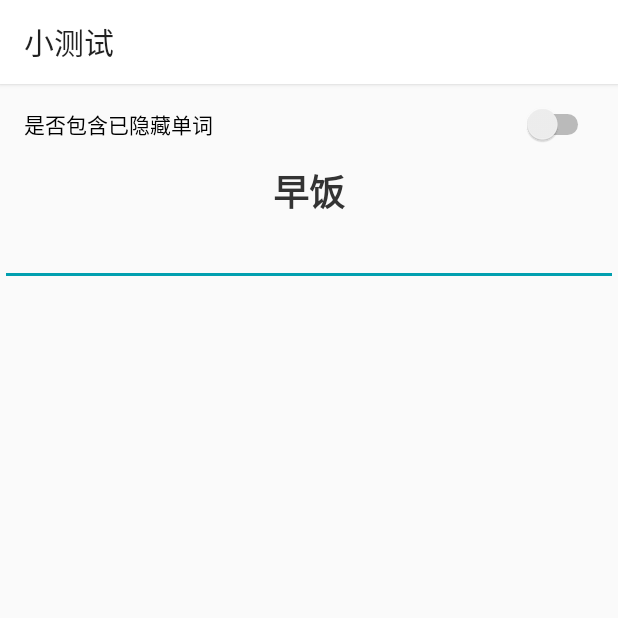
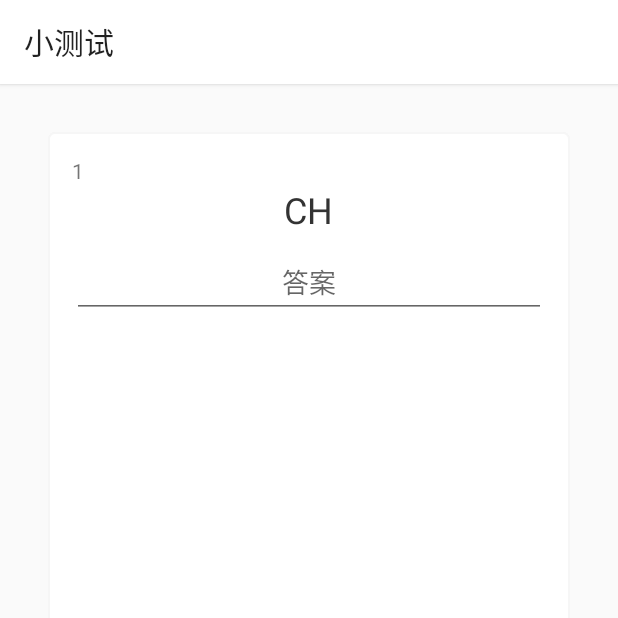
Before and after one commit to mmm3w/JLPT-Mitsuki, an Android app: the TestingActivity screen opened directly, with no data from a screen before it, on a phone screen of 412 x 824 dp, the top half of it. Run offline under Robolectric (Android 15) with nearby library versions, the phone set to English and light mode, and no system bars; our stand-ins replace RxJava; libraries missing offline, so code that uses them is left out: com.uber.autodispose, org.kodein.di; 1 statement that could not run was skipped.

Commit message:
opti)swipe card in testing page

```diff
--- a/app/src/main/java/com/mitsuki/jlpt/entity/Setting.kt
+++ b/app/src/main/java/com/mitsuki/jlpt/entity/Setting.kt
@@ -21,7 +21,7 @@ open class Setting(
         fun create(type: Int, desc: String = "", ext: Any? = null): Setting {
             return when (type) {
                 SETTING_TTS_ALL -> Setting(
-                    type = type, name = "TTS设置", description = "TTS方式选择、TTS设置、TTS发声示例"
+                    type = type, name = "TTS设置", description = "TTS方式选择、TTS详细设置、TTS发声示例"
                 )
                 SETTING_UPDATE_WORD -> Setting(
                     type = type, name = "更新词表", description = "联网更新所有单词表"
--- a/app/src/main/java/com/mitsuki/jlpt/module/TestingKodeinModule.kt
+++ b/app/src/main/java/com/mitsuki/jlpt/module/TestingKodeinModule.kt
@@ -3,6 +3,7 @@ package com.mitsuki.jlpt.module
 import androidx.fragment.app.FragmentActivity
 import androidx.lifecycle.ViewModelProvider
 import com.mitsuki.jlpt.model.TestingModel
+import com.mitsuki.jlpt.ui.adapter.TestingAdapter
 import com.mitsuki.jlpt.viewmodel.TestingViewModel
 import com.mitsuki.jlpt.viewmodel.TestingViewModelFactory
 import org.kodein.di.Kodein
--- a/app/src/main/java/com/mitsuki/jlpt/ui/activity/TestingActivity.kt
+++ b/app/src/main/java/com/mitsuki/jlpt/ui/activity/TestingActivity.kt
@@ -1,11 +1,16 @@
 package com.mitsuki.jlpt.ui.activity
 
 import android.os.Bundle
+import androidx.recyclerview.widget.ItemTouchHelper
 import com.mitsuki.jlpt.R
 import com.mitsuki.jlpt.base.BaseActivity
 import com.mitsuki.jlpt.module.testingKodeinModule
+import com.mitsuki.jlpt.ui.adapter.TestingAdapter
+import com.mitsuki.jlpt.ui.widget.swipecard.SwipeCallback
+import com.mitsuki.jlpt.ui.widget.swipecard.SwipeCardLayoutManager
 import com.mitsuki.jlpt.viewmodel.TestingViewModel
 import kotlinx.android.synthetic.main.activity_main.*
+import kotlinx.android.synthetic.main.activity_testing.*
 import org.kodein.di.Kodein
 import org.kodein.di.generic.instance
 
@@ -14,14 +19,25 @@ class TestingActivity : BaseActivity<TestingViewModel>() {
     override val kodeinModule: Kodein.Module = testingKodeinModule
     override val viewModel: TestingViewModel by instance()
 
-    override fun initView(savedInstanceState: Bundle?): Int  = R.layout.activity_testing
+    private val itemTouchCallback: SwipeCallback by lazy { SwipeCallback() }
+
+    private val mAdapter = TestingAdapter()
+
+    override fun initView(savedInstanceState: Bundle?): Int = R.layout.activity_testing
 
     override fun initData(savedInstanceState: Bundle?) {
         initToolbar()
+        initRecyclerView()
     }
 
     private fun initToolbar() {
         setSupportActionBar(toolbar)
         title = "小测试"
     }
+
+    private fun initRecyclerView() {
+        testCardList.layoutManager = SwipeCardLayoutManager(this)
+        testCardList.adapter = mAdapter
+        ItemTouchHelper(itemTouchCallback).attachToRecyclerView(testCardList)
+    }
 }
--- /dev/null
+++ b/app/src/main/java/com/mitsuki/jlpt/ui/adapter/TestingAdapter.kt
@@ -0,0 +1,31 @@
+package com.mitsuki.jlpt.ui.adapter
+
+import android.view.LayoutInflater
+import android.view.View
+import android.view.ViewGroup
+import android.widget.TextView
+import com.mitsuki.jlpt.R
+import com.mitsuki.jlpt.base.AutoDisposeViewHolder
+import com.mitsuki.jlpt.base.BaseAdapter
+import com.mitsuki.jlpt.entity.Word
+
+class TestingAdapter : BaseAdapter<Word, TestingAdapter.MyViewHolder>() {
+
+    override fun onMyCreateViewHolder(parent: ViewGroup, i: Int): MyViewHolder = MyViewHolder(
+        LayoutInflater.from(parent.context).inflate(
+            R.layout.item_testing, parent, false
+        )
+    )
+
+    override fun onMyBindViewHolder(t: MyViewHolder, i: Int) {
+        t.numberView.text = i.toString()
+    }
+
+    override fun getItemCount(): Int {
+        return 4
+    }
+
+    inner class MyViewHolder(view: View) : AutoDisposeViewHolder(view) {
+        val numberView: TextView = itemView.findViewById(R.id.number)
+    }
+}
--- a/app/src/main/java/com/mitsuki/jlpt/ui/widget/MainToolbarController.kt
+++ b/app/src/main/java/com/mitsuki/jlpt/ui/widget/MainToolbarController.kt
@@ -23,7 +23,6 @@ class MainToolbarController(private val toolbar: Toolbar) : RecyclerView.OnScrol
     }
 
     private fun onViewScroll(y: Int) {
-        Log.e("asdf", y.toString())
         if (y > 0) {
             if (expendTag) return
             expendTag = true
--- /dev/null
+++ b/app/src/main/java/com/mitsuki/jlpt/ui/widget/swipecard/SwipeCardLayoutManager.kt
@@ -0,0 +1,72 @@
+package com.mitsuki.jlpt.ui.widget.swipecard
+
+import android.content.Context
+import android.graphics.Rect
+import androidx.recyclerview.widget.RecyclerView
+
+
+class SwipeCardLayoutManager(private val mContext: Context) : RecyclerView.LayoutManager() {
+
+    override fun generateDefaultLayoutParams(): RecyclerView.LayoutParams {
+        return RecyclerView.LayoutParams(
+            RecyclerView.LayoutParams.MATCH_PARENT, RecyclerView.LayoutParams.MATCH_PARENT
+        )
+    }
+
+    override fun onLayoutChildren(recycler: RecyclerView.Recycler?, state: RecyclerView.State?) {
+        //清空所有view
+        detachAndScrapAttachedViews(recycler!!)
+        if (itemCount < 1) return
+        //确定最底部view
+        val bottomPosition = if (itemCount < SwipeConfig.MAX_SHOW_COUNT) {
+            0
+        } else {
+            itemCount - SwipeConfig.MAX_SHOW_COUNT
+        }
+
+        for (position in 0..bottomPosition) {
+            val child = recycler.getViewForPosition(position)
+            addView(child)
+            measureChildWithMargins(child, 0, 0)
+            val widthSpace = width - getDecoratedMeasuredWidth(child)
+            val heightSpace = height - getDecoratedMeasuredHeight(child)
+            calculateItemDecorationsForChild(child, Rect())
+            layoutDecorated(
+                child,
+                widthSpace / 2,
+                heightSpace / 2,
+                widthSpace / 2 + getDecoratedMeasuredWidth(child),
+                heightSpace / 2 + getDecoratedMeasuredHeight(child)
+            )
+
+            //            if (position > 0) {
+            //                child.scaleX = 1 - SwipeConfig.SCALE_GAP * position
+            //                child.translationY = mContext.dp2px(SwipeConfig.TRANS_Y_GAP) * position
+            //                child.scaleY = 1 - SwipeConfig.SCALE_GAP * position
+            ////                if (position < SwipeConfig.MAX_SHOW_COUNT - 1) {
+            ////                    child.translationY = mContext.dp2px(SwipeConfig.TRANS_Y_GAP) * position
+            ////                    child.scaleY = 1 - SwipeConfig.SCALE_GAP * position
+            ////                } else {
+            ////                    child.translationY = mContext.dp2px(SwipeConfig.TRANS_Y_GAP) * (position - 1)
+            ////                    child.scaleY = 1 - SwipeConfig.SCALE_GAP * (position - 1)
+            ////                }
+            ////            }
+            //            val level = itemCount - position - 1
+            //            if (level > 0) {
+            //                child.scaleX = 1 - SwipeConfig.SCALE_GAP * level
+            //                if (level < SwipeConfig.MAX_SHOW_COUNT - 1) {
+            //                    child.translationY = (SwipeConfig.TRANS_Y_GAP * level).toFloat()
+            //                    child.scaleY = 1 - SwipeConfig.SCALE_GAP * level
+            //                } else {
+            //                    child.translationY = (SwipeConfig.TRANS_Y_GAP * (level - 1)).toFloat()
+            //                    child.scaleY = 1 - SwipeConfig.SCALE_GAP * (level - 1)
+            //                }
+            //            } else {
+            //                child.scaleX = 1f
+            //                child.translationY = 0f
+            //                child.scaleY = 1f
+            //            }
+        }
+
+    }
+}
--- /dev/null
+++ b/app/src/main/res/drawable/bg_test_card.xml
@@ -0,0 +1,11 @@
+<?xml version="1.0" encoding="utf-8"?>
+<shape xmlns:android="http://schemas.android.com/apk/res/android"
+    android:shape="rectangle">
+
+    <corners android:radius="4dp" />
+    <solid android:color="@color/white" />
+    <stroke
+        android:width="2px"
+        android:color="@color/_f6f6f6" />
+
+</shape>
--- a/app/src/main/res/layout/activity_testing.xml
+++ b/app/src/main/res/layout/activity_testing.xml
@@ -6,27 +6,11 @@
 
     <include layout="@layout/include_title" />
 
-    <Switch
+    <androidx.recyclerview.widget.RecyclerView
+        android:id="@+id/testCardList"
         android:layout_width="match_parent"
-        android:layout_height="wrap_content"
-        android:padding="16dp"
-        android:text="是否包含已隐藏单词" />
-
-
-    <TextView
-        android:layout_width="match_parent"
-        android:layout_height="wrap_content"
-        android:gravity="center"
-        android:text="早饭"
-        android:textColor="@color/_333333"
-        android:textSize="24sp"
-        android:textStyle="bold" />
-
-    <EditText
-        android:layout_width="match_parent"
-        android:layout_height="wrap_content"/>
-
-
-
+        android:layout_height="match_parent"
+        android:clipToPadding="false"
+        android:padding="32dp" />
 
 </LinearLayout>
--- /dev/null
+++ b/app/src/main/res/layout/item_testing.xml
@@ -0,0 +1,31 @@
+<?xml version="1.0" encoding="utf-8"?>
+<LinearLayout xmlns:android="http://schemas.android.com/apk/res/android"
+    android:layout_width="match_parent"
+    android:layout_height="match_parent"
+    android:layout_gravity="center"
+    android:background="@drawable/bg_test_card"
+    android:orientation="vertical"
+    android:padding="16dp">
+
+    <TextView
+        android:id="@+id/number"
+        android:layout_width="wrap_content"
+        android:layout_height="wrap_content" />
+
+    <TextView
+        android:layout_width="wrap_content"
+        android:layout_height="wrap_content"
+        android:layout_gravity="center"
+        android:text="CH"
+        android:textColor="@color/_333333"
+        android:textSize="24sp" />
+
+    <EditText
+        android:layout_width="match_parent"
+        android:layout_height="wrap_content"
+        android:layout_gravity="center"
+        android:layout_marginTop="8dp"
+        android:gravity="center"
+        android:hint="答案" />
+
+</LinearLayout>
```
Also changed, not shown: app/src/main/AndroidManifest.xml (+9 -7 lines), app/src/main/java/com/mitsuki/jlpt/app/Extend.kt (added, +8 -0 lines), app/src/main/java/com/mitsuki/jlpt/ui/widget/swipecard/SwipeCallback.kt (added, +62 -0 lines), app/src/main/java/com/mitsuki/jlpt/ui/widget/swipecard/SwipeConfig.kt (added, +7 -0 lines), app/src/main/res/values/colors.xml (+7 -0 lines).
